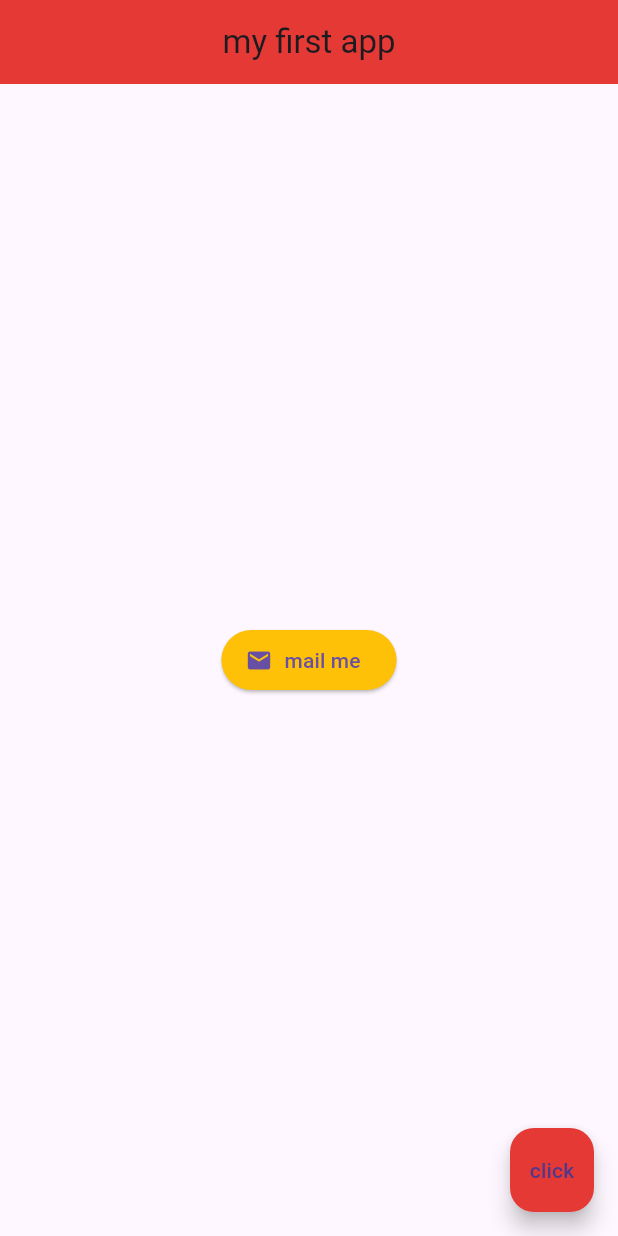
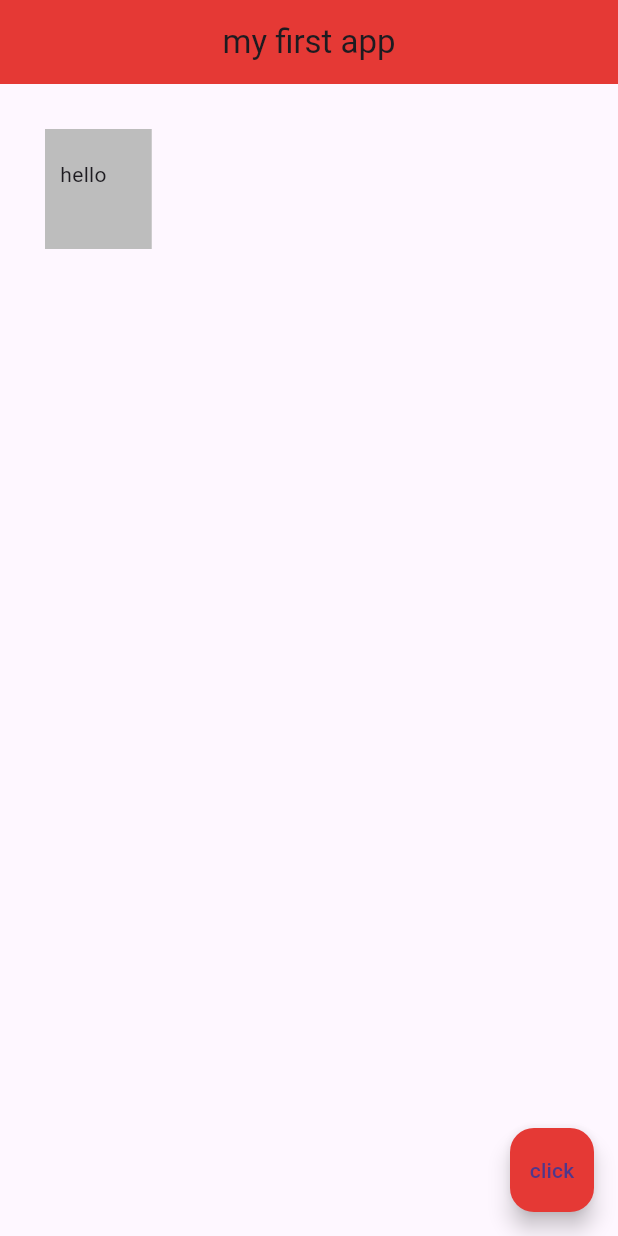
Before and after one commit to bpospanov/flutter-tutorial, a Flutter app: the screen it shows after launch, on a phone screen of 412 x 824 dp. Run offline on Flutter 3.47's test engine with Material 3 defaults, Android fonts, the phone set to English and light mode, and no system bars.

Commit message:
containers & padding

```diff
--- a/lib/main.dart
+++ b/lib/main.dart
@@ -16,17 +16,11 @@ class Home extends StatelessWidget {
         centerTitle: true,
         backgroundColor: Colors.red[600],
       ),
-      body: Center(
-        child: ElevatedButton.icon(
-          style: ButtonStyle(
-            backgroundColor: MaterialStateProperty.all<Color>(Colors.amber),
-          ),
-          onPressed: () {
-            print("you clicked me");
-          },
-          icon: const Icon(Icons.mail),
-          label: const Text('mail me'),
-        )
+      body: Container(
+        padding: const EdgeInsets.fromLTRB(10.0, 20.0, 30.0, 40.0),
+        margin: const EdgeInsets.all(30.0),
+        color: Colors.grey[400],
+        child: const Text('hello'),
       ),
       floatingActionButton: FloatingActionButton(
         onPressed: () {},
```
